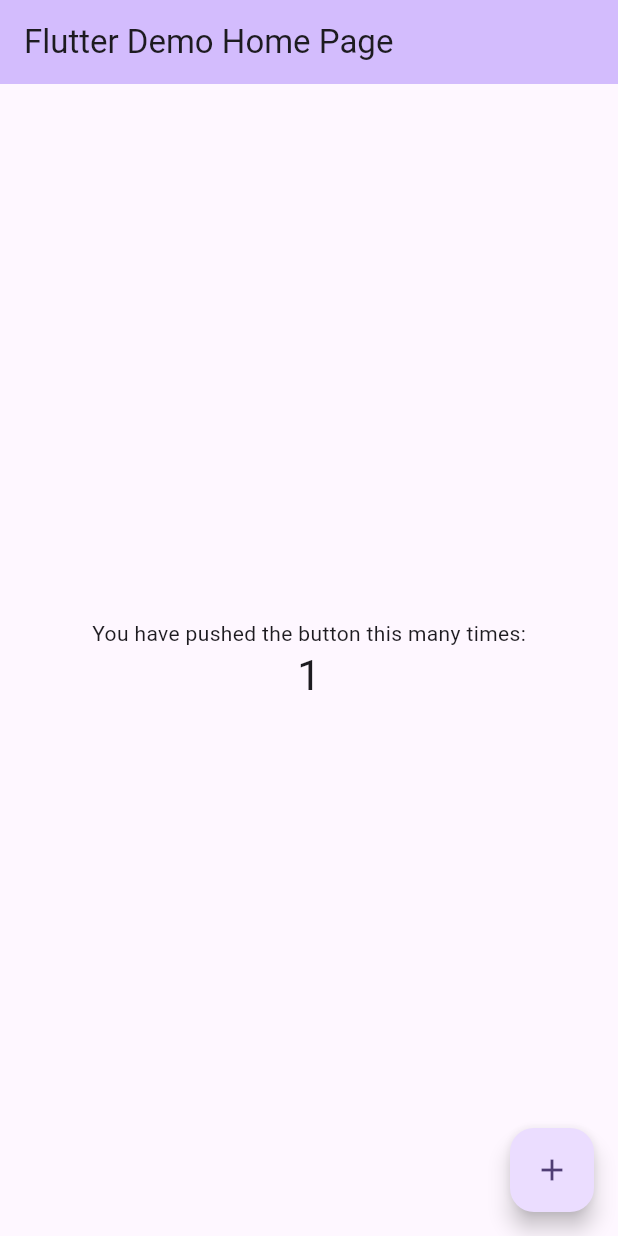
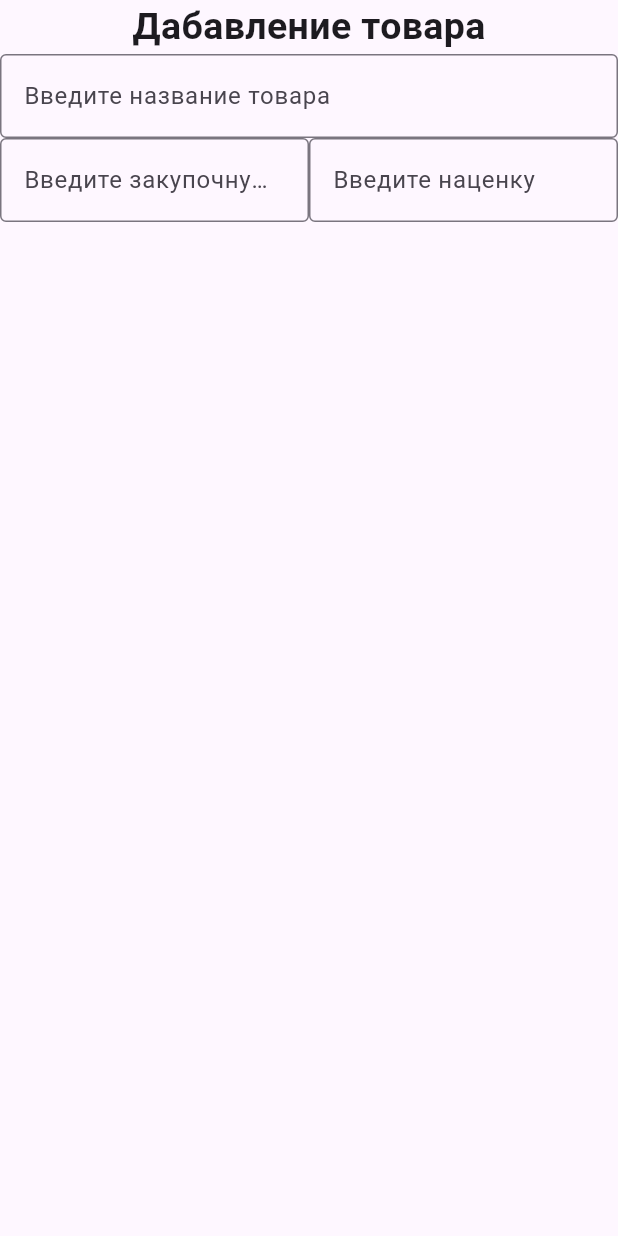
Before and after one commit to VirVoyt/VKR, a Flutter app: the screen it shows after launch, after a tap on the "add" icon, on a phone screen of 412 x 824 dp. Run offline on Flutter 3.47's test engine with Material 3 defaults, Android fonts, the phone set to English and light mode, and no system bars.

```diff
--- /dev/null
+++ b/lib/data.dart
@@ -0,0 +1 @@
+part of 'demo.dart';
--- /dev/null
+++ b/lib/demo.dart
@@ -0,0 +1,3 @@
+library app_demo;
+
+part 'data.dart';
--- a/lib/main.dart
+++ b/lib/main.dart
@@ -1,4 +1,5 @@
 import 'package:flutter/material.dart';
+import 'demo.dart';
 
 void main() {
   runApp(const MyApp());
@@ -7,119 +8,172 @@ void main() {
 class MyApp extends StatelessWidget {
   const MyApp({super.key});
 
-  // This widget is the root of your application.
   @override
   Widget build(BuildContext context) {
     return MaterialApp(
-      title: 'Flutter Demo',
+      title: 'Product List',
       theme: ThemeData(
-        // This is the theme of your application.
-        //
-        // TRY THIS: Try running your application with "flutter run". You'll see
-        // the application has a purple toolbar. Then, without quitting the app,
-        // try changing the seedColor in the colorScheme below to Colors.green
-        // and then invoke "hot reload" (save your changes or press the "hot
-        // reload" button in a Flutter-supported IDE, or press "r" if you used
-        // the command line to start the app).
-        //
-        // Notice that the counter didn't reset back to zero; the application
-        // state is not lost during the reload. To reset the state, use hot
-        // restart instead.
-        //
-        // This works for code too, not just values: Most code changes can be
-        // tested with just a hot reload.
         colorScheme: ColorScheme.fromSeed(seedColor: Colors.deepPurple),
         useMaterial3: true,
       ),
-      home: const MyHomePage(title: 'Flutter Demo Home Page'),
+      home: const ProductList(title: 'Продукция'),
     );
   }
 }
 
-class MyHomePage extends StatefulWidget {
-  const MyHomePage({super.key, required this.title});
-
-  // This widget is the home page of your application. It is stateful, meaning
-  // that it has a State object (defined below) that contains fields that affect
-  // how it looks.
-
-  // This class is the configuration for the state. It holds the values (in this
-  // case the title) provided by the parent (in this case the App widget) and
-  // used by the build method of the State. Fields in a Widget subclass are
-  // always marked "final".
+//страница с продукцией
+class ProductList extends StatefulWidget {
+  const ProductList({super.key, required this.title});
 
   final String title;
 
   @override
-  State<MyHomePage> createState() => _MyHomePageState();
+  State<ProductList> createState() => _ProductListState();
 }
 
-class _MyHomePageState extends State<MyHomePage> {
-  int _counter = 0;
-
-  void _incrementCounter() {
-    setState(() {
-      // This call to setState tells the Flutter framework that something has
-      // changed in this State, which causes it to rerun the build method below
-      // so that the display can reflect the updated values. If we changed
-      // _counter without calling setState(), then the build method would not be
-      // called again, and so nothing would appear to happen.
-      _counter++;
-    });
-  }
+class _ProductListState extends State<ProductList> {
 
   @override
   Widget build(BuildContext context) {
-    // This method is rerun every time setState is called, for instance as done
-    // by the _incrementCounter method above.
-    //
-    // The Flutter framework has been optimized to make rerunning build methods
-    // fast, so that you can just rebuild anything that needs updating rather
-    // than having to individually change instances of widgets.
     return Scaffold(
       appBar: AppBar(
-        // TRY THIS: Try changing the color here to a specific color (to
-        // Colors.amber, perhaps?) and trigger a hot reload to see the AppBar
-        // change color while the other colors stay the same.
         backgroundColor: Theme.of(context).colorScheme.inversePrimary,
-        // Here we take the value from the MyHomePage object that was created by
-        // the App.build method, and use it to set our appbar title.
         title: Text(widget.title),
       ),
-      body: Center(
-        // Center is a layout widget. It takes a single child and positions it
-        // in the middle of the parent.
-        child: Column(
-          // Column is also a layout widget. It takes a list of children and
-          // arranges them vertically. By default, it sizes itself to fit its
-          // children horizontally, and tries to be as tall as its parent.
-          //
-          // Column has various properties to control how it sizes itself and
-          // how it positions its children. Here we use mainAxisAlignment to
-          // center the children vertically; the main axis here is the vertical
-          // axis because Columns are vertical (the cross axis would be
-          // horizontal).
-          //
-          // TRY THIS: Invoke "debug painting" (choose the "Toggle Debug Paint"
-          // action in the IDE, or press "p" in the console), to see the
-          // wireframe for each widget.
-          mainAxisAlignment: MainAxisAlignment.center,
-          children: <Widget>[
-            const Text(
-              'You have pushed the button this many times:',
-            ),
-            Text(
-              '$_counter',
-              style: Theme.of(context).textTheme.headlineMedium,
-            ),
-          ],
+      body: Container(
+        decoration: const BoxDecoration(
+          color: Colors.black
+        ),
+        child:
+        ListView.builder(
+          padding: const EdgeInsets.all(8),
+          itemCount: 1,
+          itemBuilder: (buildContext, int index){
+            return Container(
+              padding: const EdgeInsets.all(8.0),
+              child: SizedBox(
+                height: 120,
+                child: Material(
+                  color: Colors.white,
+                  borderRadius: const BorderRadius.all(Radius.circular(10.0)),
+                  child: Stack(children: [
+                    Container(
+                      alignment: const Alignment(0.75, 0),
+                      child: ElevatedButton(onPressed: () => {
+                        setState(() {
+                        //функция для добавления товара в корзину
+                      })
+                    },
+                        style: ButtonStyle(
+                          backgroundColor: WidgetStateProperty.all(Colors.green)
+                        ),
+                        child: const Icon(Icons.shopping_cart, color: Colors.black)
+                    ),
+                  ),
+                    Container(
+                      alignment: const Alignment(0.98, -0.98),
+                      child: SizedBox( height: 40, width: 40,
+                        child: GestureDetector(onTap: () => {
+                        setState(() {
+                          //функция для настройки карточки товара
+                        })
+                      },
+                          child: const Icon(Icons.settings, color: Colors.black, size: 20,)
+                      ),
+                    )),
+                    Column(children: [
+                          Container(
+                            alignment: const Alignment(-1, -1),
+                            padding: const EdgeInsets.symmetric(vertical: 5, horizontal:10 ),
+                            height: 40,
+                            width: MediaQuery.of(context).size.width-165,
+                            child:  Text("Название", style: TextStyle(fontSize: 20)),),
+                          Container(
+                            alignment: const Alignment(-1, 0),
+                            padding: const EdgeInsets.symmetric(horizontal: 10, vertical: 2),
+                            height: 40,
+                            width: MediaQuery.of(context).size.width-165,
+                            child: Text("Цена в закупке: ", style: TextStyle(fontSize: 20, color: Colors.red)),),
+                          Container(
+                              alignment: const Alignment(-1, 1),
+                              padding: const EdgeInsets.symmetric(vertical: 5, horizontal: 10),
+                              height: 40,
+                              width: MediaQuery.of(context).size.width-165,
+                              child:  Text("Цена:" , style: TextStyle(fontSize: 20, color: Colors.green))),
+                        ],
+                        )
+                  ],
+                  ),
+                ),
+              ),
+            );
+          },
         ),
       ),
-      floatingActionButton: FloatingActionButton(
-        onPressed: _incrementCounter,
-        tooltip: 'Increment',
+    floatingActionButton: FloatingActionButton(
+        onPressed: () {
+          Navigator.push(
+            context,
+            MaterialPageRoute(builder: (context) => ShoppingCart()),
+          );
+        },
+        tooltip: 'Добавить товар',
         child: const Icon(Icons.add),
-      ), // This trailing comma makes auto-formatting nicer for build methods.
+      ),
     );
   }
 }
+
+class ShoppingCart extends StatelessWidget{
+  @override
+  Widget build(BuildContext context){
+    return Scaffold(
+      body: Column(
+        children: [
+          Container(
+            child: const Text("Дабавление товара",
+              style: TextStyle(
+                fontSize: 25,
+                fontWeight: FontWeight.bold,
+              ),),
+          ),
+          TextField(
+            decoration: const InputDecoration(
+                border: OutlineInputBorder(),
+                hintText: "Введите название товара"
+            ),
+            onSubmitted: (text1) {
+
+            },
+          ),
+           Row(children: [
+             Container(
+               width: MediaQuery.sizeOf(context).width/2,
+               child: TextField(
+                 decoration: const InputDecoration(
+                     border: OutlineInputBorder(),
+                     hintText: "Введите закупочную цену товара"
+                 ),
+                 onSubmitted: (text2) {
+
+                 },
+               ),
+             ),
+             Container(
+               width: MediaQuery.sizeOf(context).width/2,
+                 child: TextField(
+               decoration: const InputDecoration(
+                   border: OutlineInputBorder(),
+                   hintText: "Введите наценку"
+               ),
+               onSubmitted: (text3) {
+
+               },
+             )
+             )
+           ],),
+        ],
+      )
+    );
+  }
+}
```
